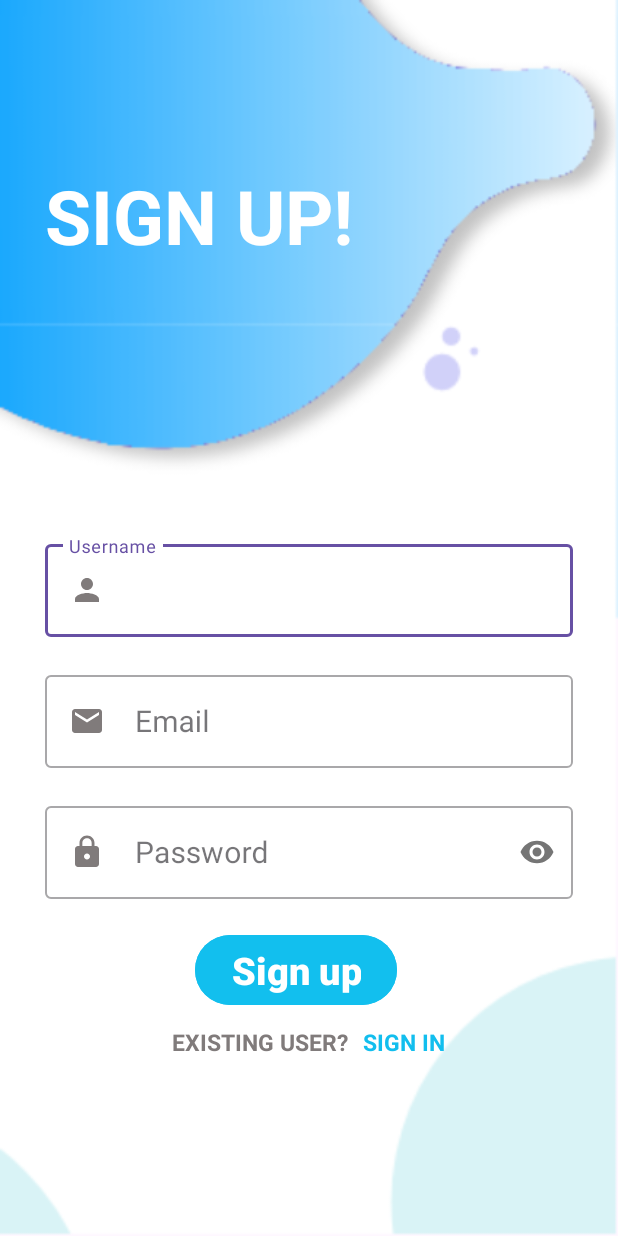
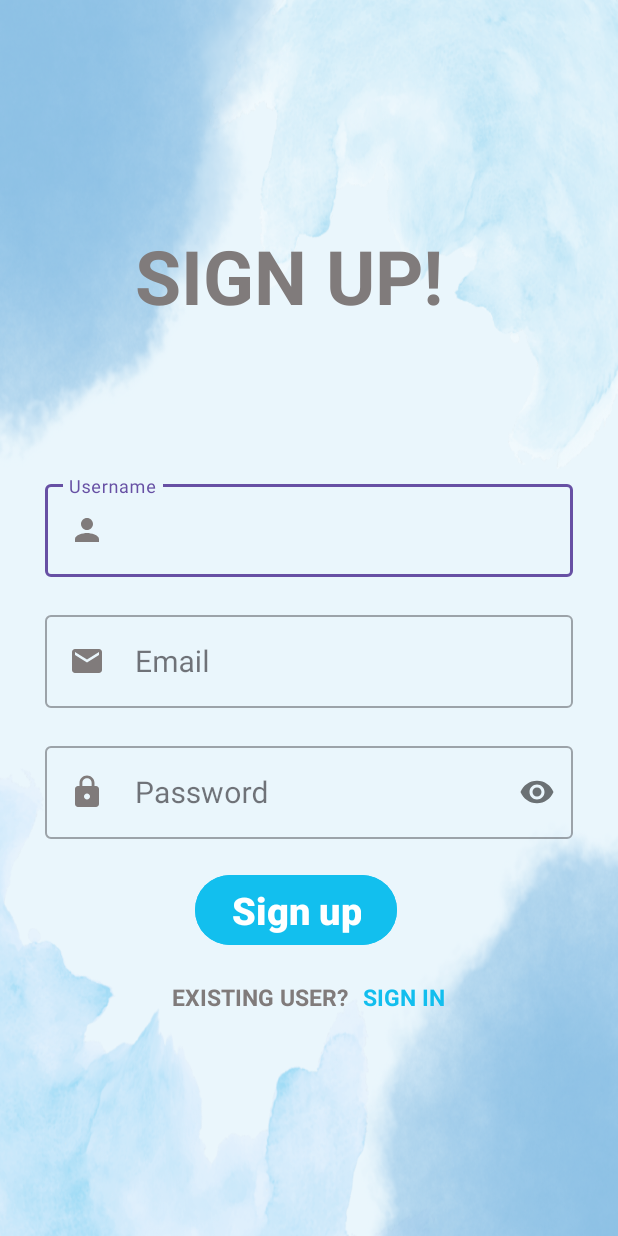
Before and after one commit to mrpascal1/MicroBloggingApp, an Android app: the RegisterActivity screen opened directly, with no data from a screen before it, on a phone screen of 412 x 824 dp. Run offline under Robolectric (Android 15) with nearby library versions, the phone set to English and light mode, and no system bars; our stand-ins replace Firebase (no records; nobody signed in at launch, a user with empty details on screens opened directly).

Commit message:
NEW LOGIN AND REGISTERATION PAGE

```diff
--- a/app/src/main/java/com/heuristic/microbloggingapp/RegisterActivity.java
+++ b/app/src/main/java/com/heuristic/microbloggingapp/RegisterActivity.java
@@ -40,7 +40,7 @@ public class RegisterActivity extends AppCompatActivity {
         String memail = Objects.requireNonNull(binding.email.getText()).toString().trim();
         String mpassword = Objects.requireNonNull(binding.password.getText()).toString().trim();
 
-        if(musername.length()<6 && !memail.equals("") && mpassword.length()>6)
+        if(musername.length() >= 5 && !memail.equals("") && mpassword.length()>6)
         {
 
             //Login
--- a/app/src/main/res/layout/activity_register.xml
+++ b/app/src/main/res/layout/activity_register.xml
@@ -1,35 +1,42 @@
 <?xml version="1.0" encoding="utf-8"?>
-<LinearLayout xmlns:android="http://schemas.android.com/apk/res/android"
+<RelativeLayout xmlns:android="http://schemas.android.com/apk/res/android"
     xmlns:app="http://schemas.android.com/apk/res-auto"
     xmlns:tools="http://schemas.android.com/tools"
     android:layout_width="match_parent"
+    android:layout_height="match_parent">
+
+    <ImageView
+        android:layout_width="match_parent"
         android:layout_height="match_parent"
+        android:background="@drawable/bg"
+        android:scaleType="centerCrop"/>
+
+    <LinearLayout
+        android:layout_width="match_parent"
+        android:layout_height="wrap_content"
         android:orientation="vertical"
-    android:padding="30dp"
-    android:background="@drawable/screen">
-
+        android:padding="30dp">
         <TextView
             android:id="@+id/signintv"
             android:layout_width="match_parent"
             android:layout_height="wrap_content"
-        android:layout_marginTop="80dp"
-        android:layout_marginEnd="50dp"
-        android:layout_marginBottom="50dp"
+            android:layout_marginStart="60dp"
+            android:layout_marginTop="120dp"
             android:text="SIGN UP!"
-        android:textColor="@color/white"
+            android:textColor="#807B7B"
             android:textSize="50dp"
             android:textStyle="bold" />
 
         <com.google.android.material.textfield.TextInputLayout
             android:layout_width="match_parent"
             android:layout_height="wrap_content"
-        android:layout_marginTop="130dp"
+            android:layout_marginTop="100dp"
             style="@style/Widget.MaterialComponents.TextInputLayout.OutlinedBox">
 
             <com.google.android.material.textfield.TextInputEditText
                 android:layout_width="match_parent"
                 android:layout_height="wrap_content"
-            android:id="@id/username"
+                android:id="@+id/username"
                 android:hint="Username"
                 android:textSize="20sp"
                 android:textColorHint="#807B7B"
@@ -47,7 +54,7 @@
             <com.google.android.material.textfield.TextInputEditText
                 android:layout_width="match_parent"
                 android:layout_height="wrap_content"
-            android:id="@id/email"
+                android:id="@+id/email"
                 android:hint="Email"
                 android:textSize="20sp"
                 android:textColorHint="#807B7B"
@@ -67,7 +74,7 @@
             <com.google.android.material.textfield.TextInputEditText
                 android:layout_width="match_parent"
                 android:layout_height="wrap_content"
-            android:id="@id/password"
+                android:id="@+id/password"
                 android:hint="Password"
                 android:textSize="20sp"
                 android:textColorHint="#807B7B"
@@ -82,7 +89,6 @@
             android:id="@+id/SignUpbtn"
             android:layout_width="wrap_content"
             android:layout_height="wrap_content"
-        android:layout_below="@+id/password"
             android:layout_marginTop="20dp"
             android:layout_marginStart="100dp"
             android:backgroundTint="#12BFEE"
@@ -95,7 +101,7 @@
             android:layout_width="match_parent"
             android:layout_height="wrap_content"
             android:orientation="horizontal"
-        android:layout_marginTop="10dp"
+            android:layout_marginTop="20dp"
             android:gravity="center">
 
             <TextView
@@ -118,3 +124,5 @@
 
         </LinearLayout>
     </LinearLayout>
+
+</RelativeLayout>
--- a/app/src/main/res/values/ids.xml
+++ /dev/null
@@ -1,5 +0,0 @@
-<?xml version="1.0" encoding="utf-8"?>
-<resources>
-    <item name="username" type="id">username</item>
-    <item name="email" type="id">email</item>
-</resources>
```
Also changed, not shown: app/src/main/res/layout/activity_login.xml (+9 -10 lines), app/src/main/res/drawable/bg.png (added), app/src/main/res/drawable/screen.png (added), app/src/main/res/drawable/screen2.png (added), app/src/main/res/drawable/screenn.png (added). Lines whose indentation alone changed are shown as unchanged.
